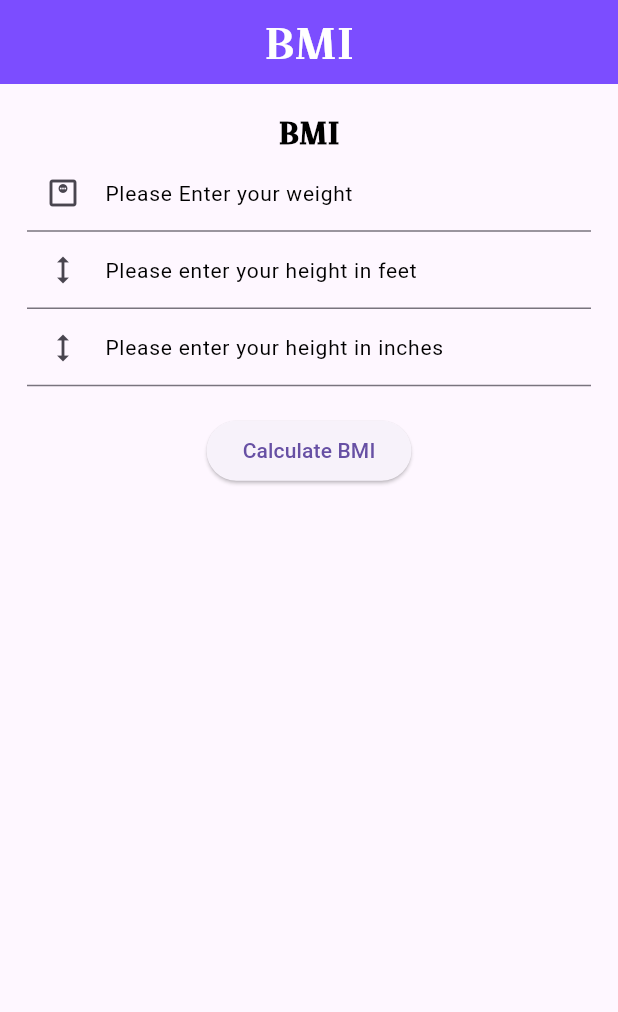
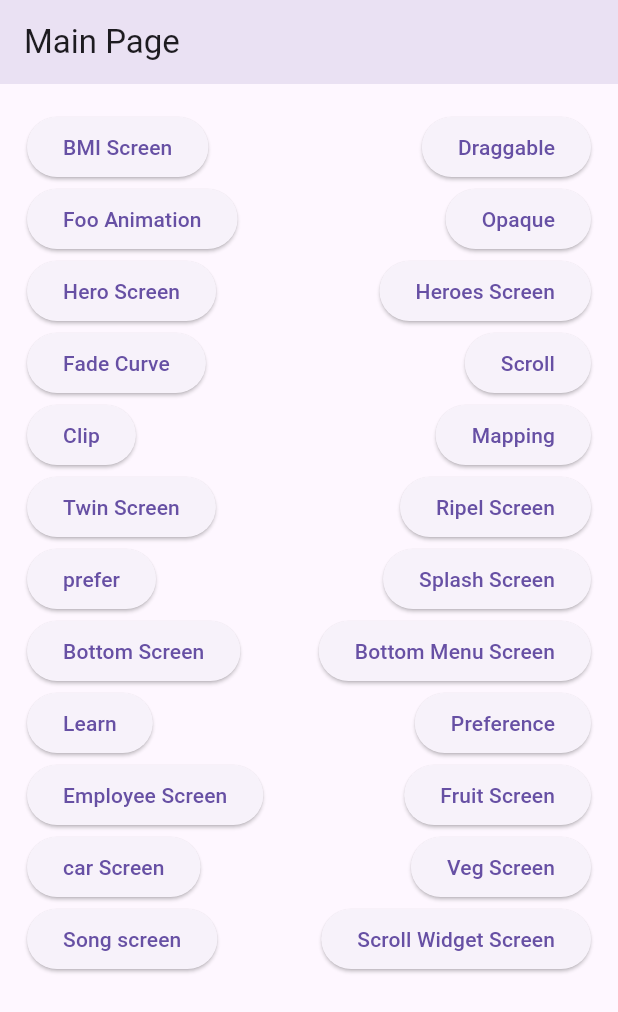
Before and after one commit to imprincy/flutter_practice, a Flutter app: the screen it shows after launch, on a phone screen of 412 x 824 dp. Shown: the top 1012 px of the screen. Run offline on Flutter 3.47's test engine with Material 3 defaults, Android fonts, the phone set to English and light mode, and no system bars; our stand-ins replace shared_preferences, sqflite; missing offline and left inert: dart:ffi; accounts and stored records are empty.

Commit message:
add Main screen to navigate all other screen

```diff
--- a/lib/main.dart
+++ b/lib/main.dart
@@ -4,6 +4,7 @@ import 'package:flutter/material.dart';
 import 'package:my_test/car_database/car_screen.dart';
 import 'package:my_test/employee_Database/emp_screen.dart';
 import 'package:my_test/fruit_database/fruit_screen.dart';
+import 'package:my_test/main_screen.dart';
 import 'package:my_test/music_database/song_screen.dart';
 import 'package:my_test/practice/bim.dart';
 import 'package:my_test/practice/bottom.dart';
@@ -45,12 +46,9 @@ class MyLearning extends StatelessWidget {
   Widget build(BuildContext context) {
     return MaterialApp(
       debugShowCheckedModeBanner: false,
-    initialRoute: 'yourBMI',
+    initialRoute: 'mainScreen',
     routes: {
-        'firstScreen':(context)=> FirstScreen(),
-      'secondScreen':(context)=> SecondScreen(),
       'yourBMI':(context)=>YourBMI(),
-      'thirdScreen': (context) => ThirdScreen(),
       'fooAnimation' :(context)=> ContainerAnimation(),
       'opaque':(context)=> AnimateOpacity(),
       'hero':(context)=> FirstHero(),
@@ -68,7 +66,7 @@ class MyLearning extends StatelessWidget {
       'bottom':(context)=>BottomState(),
       'drawer':(context)=>KingFisher(),
       'table':(context)=>Tabling(),
-      'bottom':(context)=>BottomMenu(),
+      'bottomMenu':(context)=>BottomMenu(),
       'learn' :(context)=>Learn(),
       'showUserScreen' :(context)=>ShowUserScreen(),
       'preference':(context)=>StoringData(),
@@ -78,7 +76,8 @@ class MyLearning extends StatelessWidget {
       'vegScreen':(context)=>VegetableScreen(),
       'songScreen':(context)=>SongScreen(),
       'scrollWidget':(context)=>ScrollWidget(),
-      'drag':(context)=>DragSheet()
+      'drag':(context)=>DragSheet(),
+      'mainScreen':(context)=>MainScreen()
 
     },
       theme: ThemeData(
--- /dev/null
+++ b/lib/main_screen.dart
@@ -0,0 +1,146 @@
+import 'package:flutter/material.dart';
+
+class MainScreen extends StatelessWidget {
+  const MainScreen({super.key});
+
+  @override
+  Widget build(BuildContext context) {
+
+    return Scaffold(
+      appBar: AppBar(
+        title: Text("Main Page"),
+        elevation: 10,
+      ),
+      body: Padding(
+        padding: const EdgeInsets.all(18.0),
+        child: SingleChildScrollView(
+          child: Column(
+            children: [
+              Row(
+                mainAxisAlignment: MainAxisAlignment.spaceBetween,
+                children: [
+                  ElevatedButton(onPressed: (){
+                    Navigator.pushNamed(context, 'yourBMI');
+                  }, child: Text("BMI Screen")),
+                  ElevatedButton(onPressed: (){
+                    Navigator.pushNamed(context, 'drag');
+                  }, child: Text("Draggable")),
+                ],
+              ),Row(
+                mainAxisAlignment: MainAxisAlignment.spaceBetween,
+                children: [
+                  ElevatedButton(onPressed: (){
+                    Navigator.pushNamed(context, 'fooAnimation');
+                  }, child: Text("Foo Animation")),
+                  ElevatedButton(onPressed: (){
+                    Navigator.pushNamed(context, 'opaque');
+                  }, child: Text("Opaque"))
+                ],
+              ),Row(
+                mainAxisAlignment: MainAxisAlignment.spaceBetween,
+                children: [
+                  ElevatedButton(onPressed: (){
+                    Navigator.pushNamed(context, 'hero');
+                  }, child: Text("Hero Screen")),
+                  ElevatedButton(onPressed: (){
+                    Navigator.pushNamed(context, 'heroes');
+                  }, child: Text("Heroes Screen"))
+                ],
+              ),Row(
+                mainAxisAlignment: MainAxisAlignment.spaceBetween,
+                children: [
+                  ElevatedButton(onPressed: (){
+                    Navigator.pushNamed(context, 'fadeCurve');
+                  }, child: Text("Fade Curve")),
+                  ElevatedButton(onPressed: (){
+                    Navigator.pushNamed(context, 'scroll');
+                  }, child: Text("Scroll"))
+                ],
+              ),Row(
+                mainAxisAlignment: MainAxisAlignment.spaceBetween,
+                children: [
+                  ElevatedButton(onPressed: (){
+                    Navigator.pushNamed(context, 'clip');
+                  }, child: Text("Clip")),
+                  ElevatedButton(onPressed: (){
+                    Navigator.pushNamed(context, 'mapping');
+                  }, child: Text("Mapping"))
+                ],
+              ),Row(
+                mainAxisAlignment: MainAxisAlignment.spaceBetween,
+                children: [
+                  ElevatedButton(onPressed: (){
+                    Navigator.pushNamed(context, 'twin');
+                  }, child: Text("Twin Screen")),
+                  ElevatedButton(onPressed: (){
+                    Navigator.pushNamed(context, 'ripel');
+                  }, child: Text("Ripel Screen"))
+                ],
+              ),Row(
+                mainAxisAlignment: MainAxisAlignment.spaceBetween,
+                children: [
+                  ElevatedButton(onPressed: (){
+                    Navigator.pushNamed(context, 'prefer');
+                  }, child: Text("prefer")),
+                  ElevatedButton(onPressed: (){
+                    Navigator.pushNamed(context, 'splash');
+                  }, child: Text("Splash Screen"))
+                ],
+              ),Row(
+                mainAxisAlignment: MainAxisAlignment.spaceBetween,
+                children: [
+                  ElevatedButton(onPressed: (){
+                    Navigator.pushNamed(context, 'bottom');
+                  }, child: Text("Bottom Screen")),
+                  ElevatedButton(onPressed: (){
+                    Navigator.pushNamed(context, 'bottomMenu');
+                  }, child: Text("Bottom Menu Screen"))
+                ],
+              ),Row(
+                mainAxisAlignment: MainAxisAlignment.spaceBetween,
+                children: [
+                  ElevatedButton(onPressed: (){
+                    Navigator.pushNamed(context, 'learn');
+                  }, child: Text("Learn")),
+                  ElevatedButton(onPressed: (){
+                    Navigator.pushNamed(context, 'preference');
+                  }, child: Text("Preference"))
+                ],
+              ),Row(
+                mainAxisAlignment: MainAxisAlignment.spaceBetween,
+                children: [
+                  ElevatedButton(onPressed: (){
+                    Navigator.pushNamed(context, 'employeeScreen');
+                  }, child: Text("Employee Screen")),
+                  ElevatedButton(onPressed: (){
+                    Navigator.pushNamed(context, 'fruitScreen');
+                  }, child: Text("Fruit Screen"))
+                ],
+              ),Row(
+                mainAxisAlignment: MainAxisAlignment.spaceBetween,
+                children: [
+                  ElevatedButton(onPressed: (){
+                    Navigator.pushNamed(context, 'carScreen');
+                  }, child: Text("car Screen")),
+                  ElevatedButton(onPressed: (){
+                    Navigator.pushNamed(context, 'vegScreen');
+                  }, child: Text("Veg Screen"))
+                ],
+              ),Row(
+                mainAxisAlignment: MainAxisAlignment.spaceBetween,
+                children: [
+                  ElevatedButton(onPressed: (){
+                    Navigator.pushNamed(context, 'songScreen');
+                  }, child: Text("Song screen")),
+                  ElevatedButton(onPressed: (){
+                    Navigator.pushNamed(context, 'scrollWidget');
+                  }, child: Text("Scroll Widget Screen"))
+                ],
+              ),
+            ],
+          ),
+        ),
+      ),
+    );
+  }
+}
--- a/lib/practice/third_screen.dart
+++ b/lib/practice/third_screen.dart
@@ -17,6 +17,6 @@ class ThirdScreen extends StatelessWidget {
     var arg = ModalRoute.of(context)!.settings.arguments as ThirdScreenArg;
 
 
-    return Text(arg.data!);
+    return Scaffold(body: Text(arg.data!));
   }
 }
```
